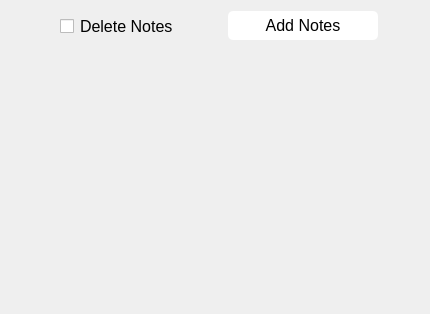
This is designs/xml/notes_widget.ui in daniel-deru/WorkMate-3.0 as Qt 5 draws it before an edit. The edited form follows.
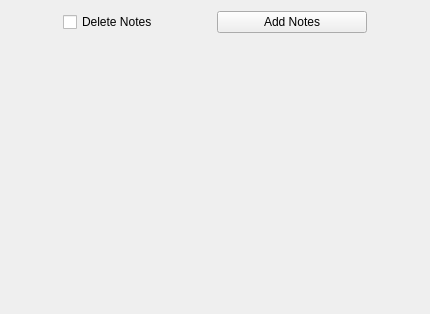
This is the edited form.

Commit message: changed the note-item parent to QFrame because of styling confilcts

Diff of the .ui file:
```diff
--- a/designs/xml/notes_widget.ui
+++ b/designs/xml/notes_widget.ui
@@ -26,16 +26,7 @@
    <string>Form</string>
   </property>
   <property name="styleSheet">
-   <string notr="true">QWidget {
-	font-size: 16px;
-	padding: 5px 8px;
-	
-}
-
-QPushButton {
-	border-radius: 5px;
-	background-color: white;
-}</string>
+   <string notr="true"/>
   </property>
   <layout class="QVBoxLayout" name="verticalLayout_2">
    <item>
```
The commit also changes 10 other files.
